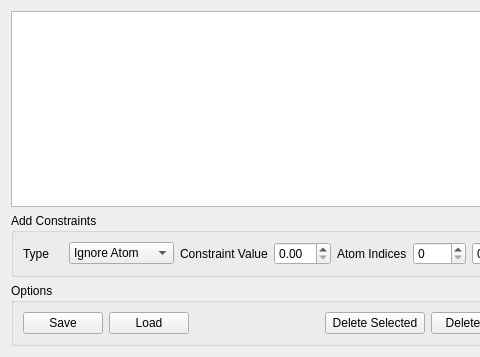
Before: the Qt Designer form libavogadro/src/extensions/constraintsdialog.ui in cryos/avogadro, drawn with Qt 5; both pictures show x 0 to 480 and y 0 to 357 of the 750 by 357 pixel window.
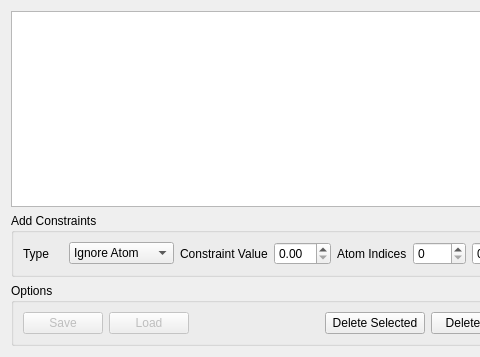
After: the same form once the commit is applied.

Commit message: * libavogadro/src/extensions/constraintsdialog.ui: Disable unimplemented         Save/Load buttons.

```diff
--- a/libavogadro/src/extensions/constraintsdialog.ui
+++ b/libavogadro/src/extensions/constraintsdialog.ui
@@ -136,6 +136,9 @@
        <layout class="QHBoxLayout" >
         <item>
          <widget class="QPushButton" name="ConstraintsSave" >
+          <property name="enabled" >
+           <bool>false</bool>
+          </property>
           <property name="text" >
            <string>Save</string>
           </property>
@@ -143,6 +146,9 @@
         </item>
         <item>
          <widget class="QPushButton" name="ConstraintsLoad" >
+          <property name="enabled" >
+           <bool>false</bool>
+          </property>
           <property name="text" >
            <string>Load</string>
           </property>
```
The commit also changes 9 other files.
